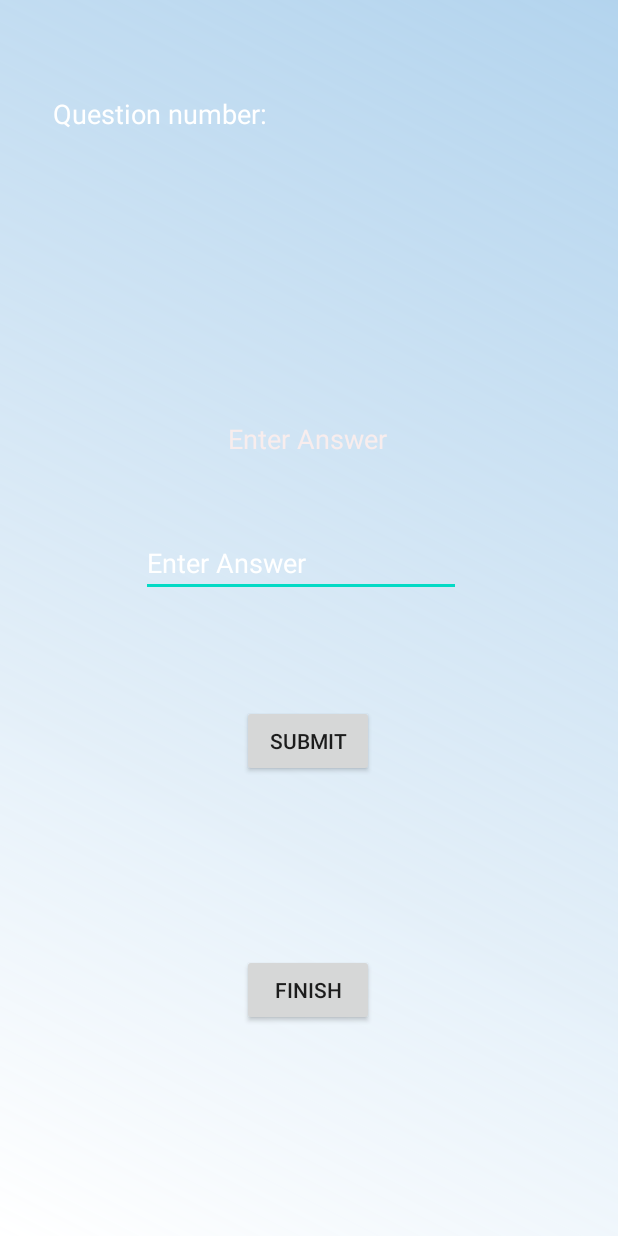
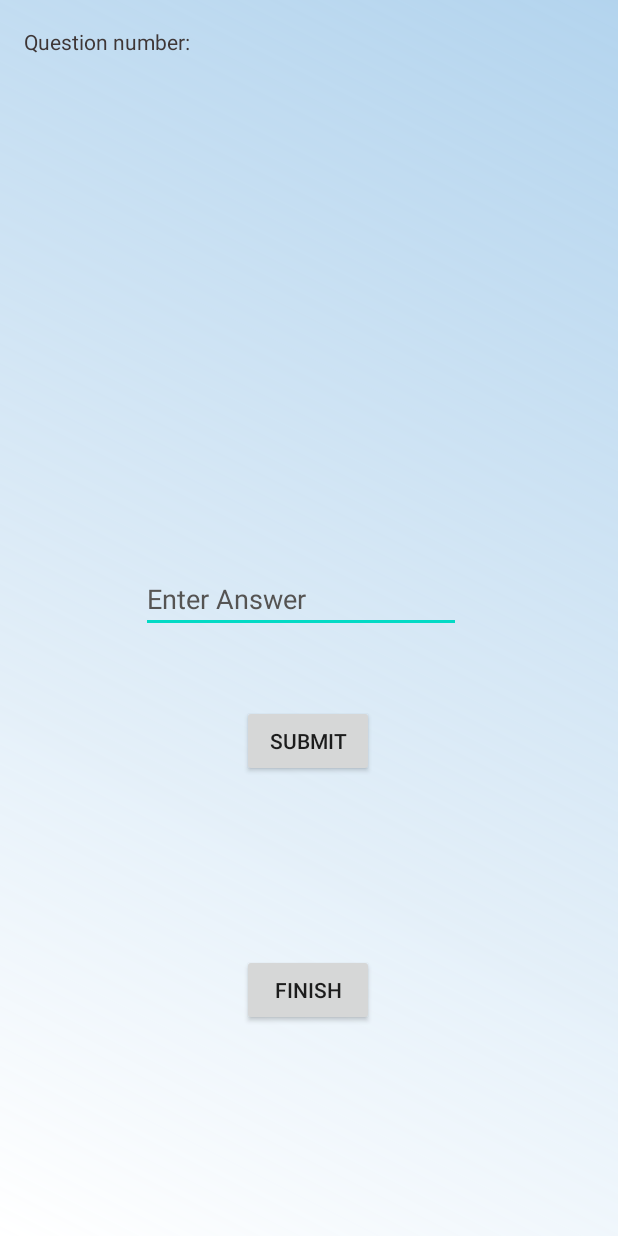
Before and after one commit to 57spvqas/Mobile-App-Group4, an Android app: the layout activity_mental_maths.xml on its own in the app's theme, with its tools: preview values and no code run, on a phone screen of 412 x 824 dp. Run offline under Robolectric (Android 15) with nearby library versions, the phone set to English and light mode, and no system bars; Roboto replaces fonts that are not available here.

Commit message:
Update activity_mental_maths.xml

```diff
--- a/MentalBrainApplication1.9/app/src/main/res/layout/activity_mental_maths.xml
+++ b/MentalBrainApplication1.9/app/src/main/res/layout/activity_mental_maths.xml
@@ -6,6 +6,39 @@
     android:layout_height="match_parent"
     android:background="@drawable/gradient"
     tools:context=".MentalMaths">
+
+    <TextView
+        android:id="@+id/questionNumber4"
+        android:layout_width="42dp"
+        android:layout_height="21dp"
+        android:layout_marginStart="169dp"
+        android:layout_marginLeft="169dp"
+        android:layout_marginBottom="39dp"
+        android:textColor="#3E3636"
+        android:textSize="14sp"
+        app:layout_constraintBottom_toBottomOf="parent"
+        app:layout_constraintEnd_toEndOf="parent"
+        app:layout_constraintHorizontal_bias="0.983"
+        app:layout_constraintStart_toStartOf="parent"
+        app:layout_constraintTop_toTopOf="parent"
+        app:layout_constraintVertical_bias="0.024" />
+
+    <TextView
+        android:id="@+id/textView28"
+        android:layout_width="185dp"
+        android:layout_height="32dp"
+        android:layout_marginEnd="28dp"
+        android:layout_marginRight="28dp"
+        android:layout_marginBottom="39dp"
+        android:text="@string/TextView_question_number"
+        android:textColor="#3E3636"
+        android:textSize="14sp"
+        app:layout_constraintBottom_toBottomOf="parent"
+        app:layout_constraintEnd_toEndOf="parent"
+        app:layout_constraintHorizontal_bias="0.08"
+        app:layout_constraintStart_toStartOf="parent"
+        app:layout_constraintTop_toTopOf="parent"
+        app:layout_constraintVertical_bias="0.024" />
 
     <Button
         android:id="@+id/button14"
@@ -23,12 +56,12 @@
         android:id="@+id/answer"
         android:layout_width="wrap_content"
         android:layout_height="0dp"
-        android:layout_marginBottom="72dp"
+        android:layout_marginBottom="48dp"
         android:ems="10"
         android:hint="Enter Answer"
         android:inputType="number"
-        android:textColor="#FFFFFF"
-        android:textColorHint="#FFFFFF"
+        android:textColor="#3E3636"
+        android:textColorHint="#555453"
         app:layout_constraintBottom_toTopOf="@+id/button14"
         app:layout_constraintEnd_toEndOf="parent"
         app:layout_constraintHorizontal_bias="0.474"
@@ -40,13 +73,12 @@
         android:layout_height="0dp"
         android:layout_marginBottom="48dp"
         android:gravity="center"
-        android:textColor="#F8EDED"
-        android:textSize="18sp"
+        android:textColor="#DC6408"
+        android:textSize="21sp"
         app:layout_constraintBottom_toTopOf="@+id/answer"
         app:layout_constraintEnd_toEndOf="parent"
         app:layout_constraintHorizontal_bias="0.495"
-        app:layout_constraintStart_toStartOf="parent"
-        tools:text="Enter Answer" />
+        app:layout_constraintStart_toStartOf="parent" />
 
     <TextView
         android:id="@+id/note"
@@ -54,7 +86,7 @@
         android:layout_height="0dp"
         android:layout_marginBottom="52dp"
         android:gravity="center"
-        android:textColor="#FFFFFF"
+        android:textColor="#3E3636"
         android:textSize="16sp"
         app:layout_constraintBottom_toTopOf="@+id/finish"
         app:layout_constraintEnd_toEndOf="parent"
@@ -65,9 +97,9 @@
         android:id="@+id/score"
         android:layout_width="162dp"
         android:layout_height="0dp"
-        android:layout_marginBottom="24dp"
+        android:layout_marginBottom="60dp"
         android:gravity="center"
-        android:textColor="#DCAE08"
+        android:textColor="#DC6408"
         android:textSize="18sp"
         app:layout_constraintBottom_toTopOf="@+id/question"
         app:layout_constraintEnd_toEndOf="parent"
@@ -86,43 +118,4 @@
         app:layout_constraintHorizontal_bias="0.498"
         app:layout_constraintStart_toStartOf="parent" />
 
-    <TextView
-        android:id="@+id/questionNumber"
-        android:layout_width="111dp"
-        android:layout_height="34dp"
-        android:layout_marginStart="169dp"
-        android:layout_marginLeft="169dp"
-        android:layout_marginTop="62dp"
-        android:layout_marginEnd="32dp"
-        android:layout_marginRight="32dp"
-        android:layout_marginBottom="59dp"
-        android:textColor="#FFFFFF"
-        android:textSize="18sp"
-        app:layout_constraintBottom_toTopOf="@+id/score"
-        app:layout_constraintEnd_toEndOf="parent"
-        app:layout_constraintHorizontal_bias="0.796"
-        app:layout_constraintStart_toStartOf="parent"
-        app:layout_constraintTop_toTopOf="parent"
-        app:layout_constraintVertical_bias="0.055" />
-
-    <TextView
-        android:id="@+id/textView25"
-        android:layout_width="210dp"
-        android:layout_height="30dp"
-        android:layout_marginStart="54dp"
-        android:layout_marginLeft="54dp"
-        android:layout_marginTop="63dp"
-        android:layout_marginEnd="28dp"
-        android:layout_marginRight="28dp"
-        android:layout_marginBottom="39dp"
-        android:text="@string/TextView_question_number"
-        android:textColor="#FFFFFF"
-        android:textSize="18sp"
-        app:layout_constraintBottom_toTopOf="@+id/score"
-        app:layout_constraintEnd_toStartOf="@+id/questionNumber"
-        app:layout_constraintHorizontal_bias="0.441"
-        app:layout_constraintStart_toStartOf="parent"
-        app:layout_constraintTop_toTopOf="parent"
-        app:layout_constraintVertical_bias="0.0" />
-
 </androidx.constraintlayout.widget.ConstraintLayout>
```
